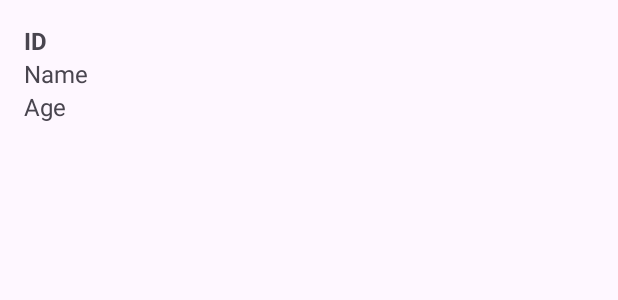
After one commit to damsito007/HotelPlayaParadise_AppMovil, an Android app: the layout item_recyclerview.xml on its own in the app's theme, with its tools: preview values and no code run, on a phone screen of 412 x 824 dp. The commit adds this screen. Shown: the top 300 px of the screen. Run offline under Robolectric (Android 15) with nearby library versions, the phone set to English and light mode, and no system bars.

Commit message:
Add adapter and global, layouts for consume apiresponse, add libraries and image asset into the drawer menu

```diff
--- a/app/src/main/AndroidManifest.xml
+++ b/app/src/main/AndroidManifest.xml
@@ -19,6 +19,7 @@
             android:exported="false"/>
 
         <!-- Otras actividades de la aplicación -->
+
         <activity
             android:name=".HomeScreen"
             android:exported="true">
--- a/app/src/main/java/com/example/hotelplayaparadise_appmovil/Drawer_Menu.kt
+++ b/app/src/main/java/com/example/hotelplayaparadise_appmovil/Drawer_Menu.kt
@@ -38,7 +38,7 @@ class Drawer_Menu : AppCompatActivity() {
         // menu should be considered as top level destinations.
         appBarConfiguration = AppBarConfiguration(
             setOf(
-                R.id.nav_home, R.id.nav_gallery, R.id.nav_slideshow
+                R.id.nav_home, R.id.nav_gallery, R.id.nav_slideshow, R.id.consulta1
             ), drawerLayout
         )
         setupActionBarWithNavController(navController, appBarConfiguration)
--- /dev/null
+++ b/app/src/main/java/com/example/hotelplayaparadise_appmovil/Global.kt
@@ -0,0 +1,6 @@
+package com.example.hotelplayaparadise_appmovil
+
+data class ApiConsulta1(val count: Int, val name: String, val age: Int)
+
+// Lista global para almacenar los resultados
+var dataList: MutableList<ApiConsulta1> = mutableListOf()
--- /dev/null
+++ b/app/src/main/res/drawable/baseline_auto_graph_24.xml
@@ -0,0 +1,5 @@
+<vector xmlns:android="http://schemas.android.com/apk/res/android" android:height="24dp" android:tint="#000000" android:viewportHeight="24" android:viewportWidth="24" android:width="24dp">
+
+    <path android:fillColor="@android:color/white" android:pathData="M14.06,9.94L12,9l2.06,-0.94L15,6l0.94,2.06L18,9l-2.06,0.94L15,12L14.06,9.94zM4,14l0.94,-2.06L7,11l-2.06,-0.94L4,8l-0.94,2.06L1,11l2.06,0.94L4,14zM8.5,9l1.09,-2.41L12,5.5L9.59,4.41L8.5,2L7.41,4.41L5,5.5l2.41,1.09L8.5,9zM4.5,20.5l6,-6.01l4,4L23,8.93l-1.41,-1.41l-7.09,7.97l-4,-4L3,19L4.5,20.5z"/>
+
+</vector>
--- /dev/null
+++ b/app/src/main/res/drawable/baseline_graphic_eq_24.xml
@@ -0,0 +1,5 @@
+<vector xmlns:android="http://schemas.android.com/apk/res/android" android:height="24dp" android:tint="#000000" android:viewportHeight="24" android:viewportWidth="24" android:width="24dp">
+
+    <path android:fillColor="@android:color/white" android:pathData="M7,18h2L9,6L7,6v12zM11,22h2L13,2h-2v20zM3,14h2v-4L3,10v4zM15,18h2L17,6h-2v12zM19,10v4h2v-4h-2z"/>
+
+</vector>
--- /dev/null
+++ b/app/src/main/res/layout/item_recyclerview.xml
@@ -0,0 +1,36 @@
+<?xml version="1.0" encoding="utf-8"?>
+<androidx.constraintlayout.widget.ConstraintLayout xmlns:android="http://schemas.android.com/apk/res/android"
+    xmlns:tools="http://schemas.android.com/tools"
+    android:layout_width="match_parent"
+    android:layout_height="match_parent">
+    <LinearLayout
+        android:layout_width="match_parent"
+        android:layout_height="wrap_content"
+        android:orientation="vertical"
+        android:padding="16dp"
+        tools:ignore="MissingConstraints">
+
+        <TextView
+            android:id="@+id/item_id"
+            android:layout_width="wrap_content"
+            android:layout_height="wrap_content"
+            android:text="ID"
+            android:textStyle="bold"
+            android:textSize="16sp"/>
+
+        <TextView
+            android:id="@+id/item_name"
+            android:layout_width="wrap_content"
+            android:layout_height="wrap_content"
+            android:text="Name"
+            android:textSize="16sp" />
+
+        <TextView
+            android:id="@+id/item_age"
+            android:layout_width="wrap_content"
+            android:layout_height="wrap_content"
+            android:text="Age"
+            android:textSize="16sp" />
+
+    </LinearLayout>
+</androidx.constraintlayout.widget.ConstraintLayout>
--- a/app/src/main/res/navigation/mobile_navigation.xml
+++ b/app/src/main/res/navigation/mobile_navigation.xml
@@ -22,4 +22,9 @@
         android:name="com.example.hotelplayaparadise_appmovil.ui.slideshow.SlideshowFragment"
         android:label="@string/menu_slideshow"
         tools:layout="@layout/fragment_slideshow" />
+    <fragment
+        android:id="@+id/consulta1"
+        android:name="com.example.hotelplayaparadise_appmovil.Consulta1"
+        android:label="fragment_consulta1"
+        tools:layout="@layout/fragment_consulta1" />
 </navigation>
--- /dev/null
+++ b/app/src/main/res/values/ids.xml
@@ -0,0 +1,4 @@
+<?xml version="1.0" encoding="utf-8"?>
+<resources>
+    <item name="nav_consulta1" type="id">id_consult1</item>
+</resources>
--- /dev/null
+++ b/app/src/main/res/values/refs.xml
@@ -0,0 +1,2 @@
+<?xml version="1.0" encoding="utf-8"?>
+<resources></resources>
--- a/app/src/main/res/values/strings.xml
+++ b/app/src/main/res/values/strings.xml
@@ -55,4 +55,8 @@
     <string name="bienvendio_a_n_paradise">Bienvendio a\n Paradise</string>
     <string name="ofreciendo_a_sus_hu_spedes_n_una_experiencia_de_n_vacaciones_inolvidable">Ofreciendo a sus huéspedes\n una experiencia de\n vacaciones inolvidable.</string>
     <string name="comenzar">Comenzar</string>
+    <string name="Consult_1">FirstsConsult</string>
+    <!-- TODO: Remove or change this placeholder text -->
+    <string name="hello_blank_fragment">Hello blank fragment</string>
+    <string name="get_data">Get Data</string>
 </resources>
--- a/gradle/libs.versions.toml
+++ b/gradle/libs.versions.toml
@@ -13,6 +13,8 @@ lifecycleLivedataKtx = "2.6.1"
 lifecycleViewmodelKtx = "2.6.1"
 navigationFragmentKtx = "2.6.0"
 navigationUiKtx = "2.6.0"
+legacySupportV4 = "1.0.0"
+fragmentKtx = "1.5.6"
 
 [libraries]
 androidx-core-ktx = { group = "androidx.core", name = "core-ktx", version.ref = "coreKtx" }
@@ -27,6 +29,8 @@ androidx-lifecycle-livedata-ktx = { group = "androidx.lifecycle", name = "lifecy
 androidx-lifecycle-viewmodel-ktx = { group = "androidx.lifecycle", name = "lifecycle-viewmodel-ktx", version.ref = "lifecycleViewmodelKtx" }
 androidx-navigation-fragment-ktx = { group = "androidx.navigation", name = "navigation-fragment-ktx", version.ref = "navigationFragmentKtx" }
 androidx-navigation-ui-ktx = { group = "androidx.navigation", name = "navigation-ui-ktx", version.ref = "navigationUiKtx" }
+androidx-legacy-support-v4 = { group = "androidx.legacy", name = "legacy-support-v4", version.ref = "legacySupportV4" }
+androidx-fragment-ktx = { group = "androidx.fragment", name = "fragment-ktx", version.ref = "fragmentKtx" }
 
 [plugins]
 android-application = { id = "com.android.application", version.ref = "agp" }
```
Also changed, not shown: app/build.gradle.kts (+8 -0 lines), app/src/main/java/com/example/hotelplayaparadise_appmovil/ApiAdapterConsult1.java (added, +62 -0 lines), app/src/main/java/com/example/hotelplayaparadise_appmovil/Consulta1.kt (added, +124 -0 lines), app/src/main/res/layout/fragment_consulta1.xml (added, +29 -0 lines), app/src/main/res/layout/fragment_home.xml (+1 -16 lines), app/src/main/res/menu/activity_main_drawer.xml (+8 -0 lines).
